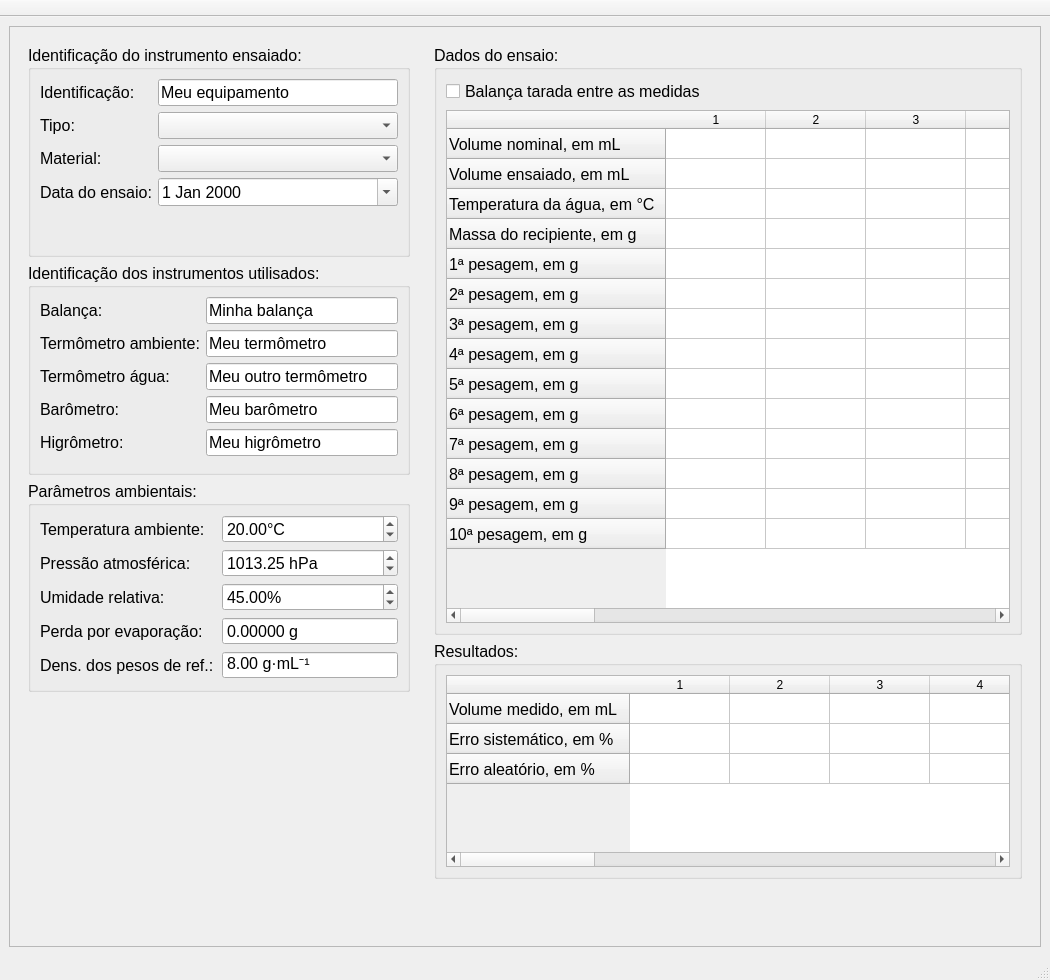
Qt form vaca.ui (brunoparente77/vaca) before a commit.
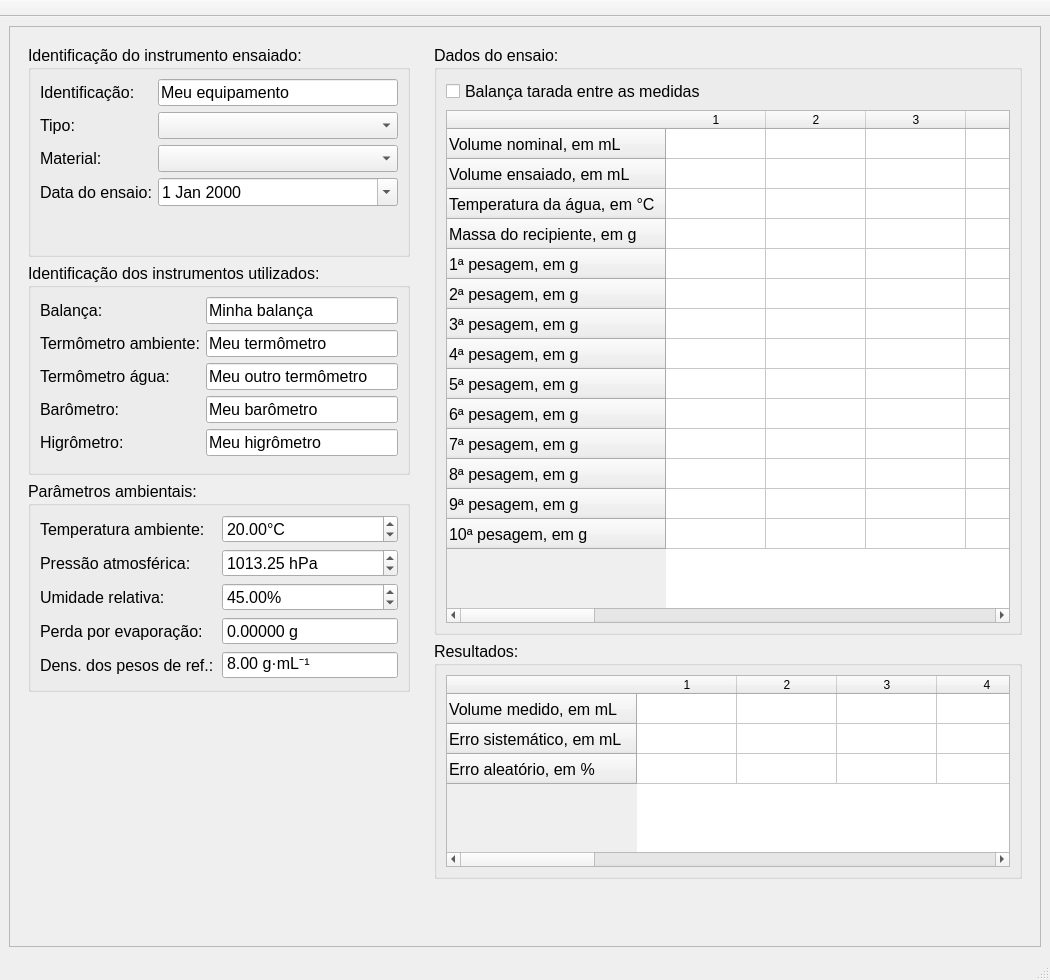
The same form after that commit. Icons and pictures are not drawn.

Commit message:
Correções na UI, melhoria no relatório
Pequenas correções na UI (matei a língua portuguesa :( ). Corrigido o erro sistemáticos das vidraias de % para mL. Adicionado os dados de volume ao relatório.

Diff of the .ui file:
```diff
--- a/vaca.ui
+++ b/vaca.ui
@@ -147,7 +147,7 @@
               </size>
              </property>
              <property name="title">
-              <string>Identificação dos instrumentos utilisados:</string>
+              <string>Identificação dos instrumentos utilizados:</string>
              </property>
              <layout class="QFormLayout" name="formLayout_4">
               <item row="0" column="0">
@@ -586,7 +586,7 @@
                 </row>
                 <row>
                  <property name="text">
-                  <string>Erro sistemático, em %</string>
+                  <string>Erro sistemático, em mL</string>
                  </property>
                 </row>
                 <row>
```
The commit also changes 2 other files.
